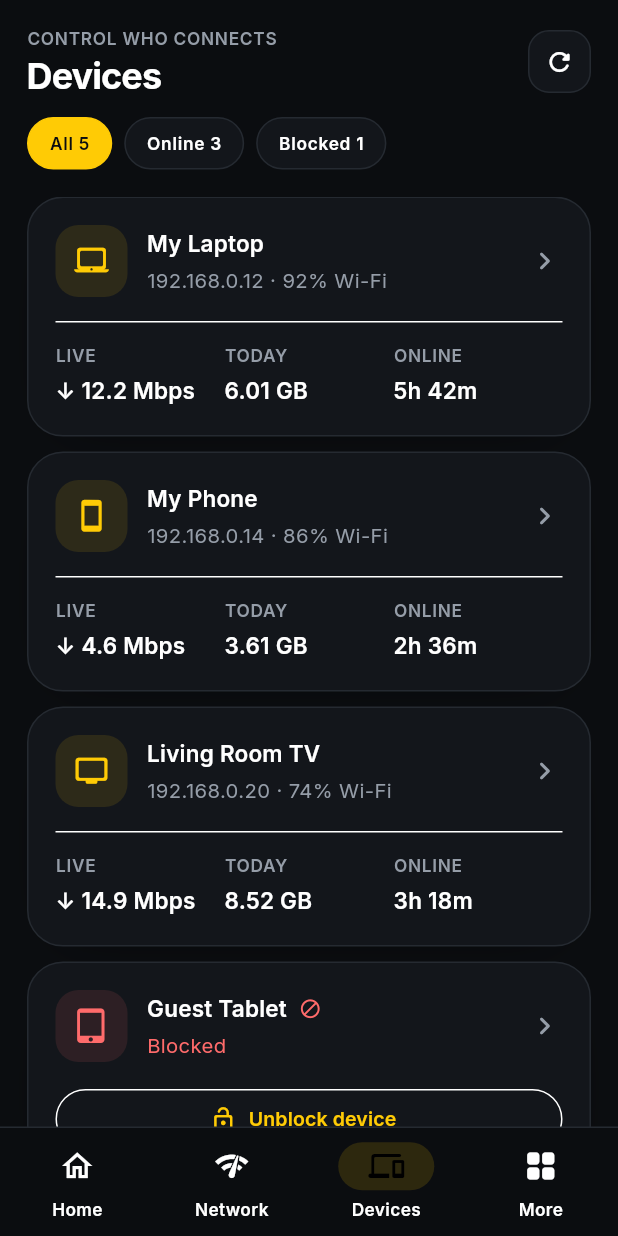
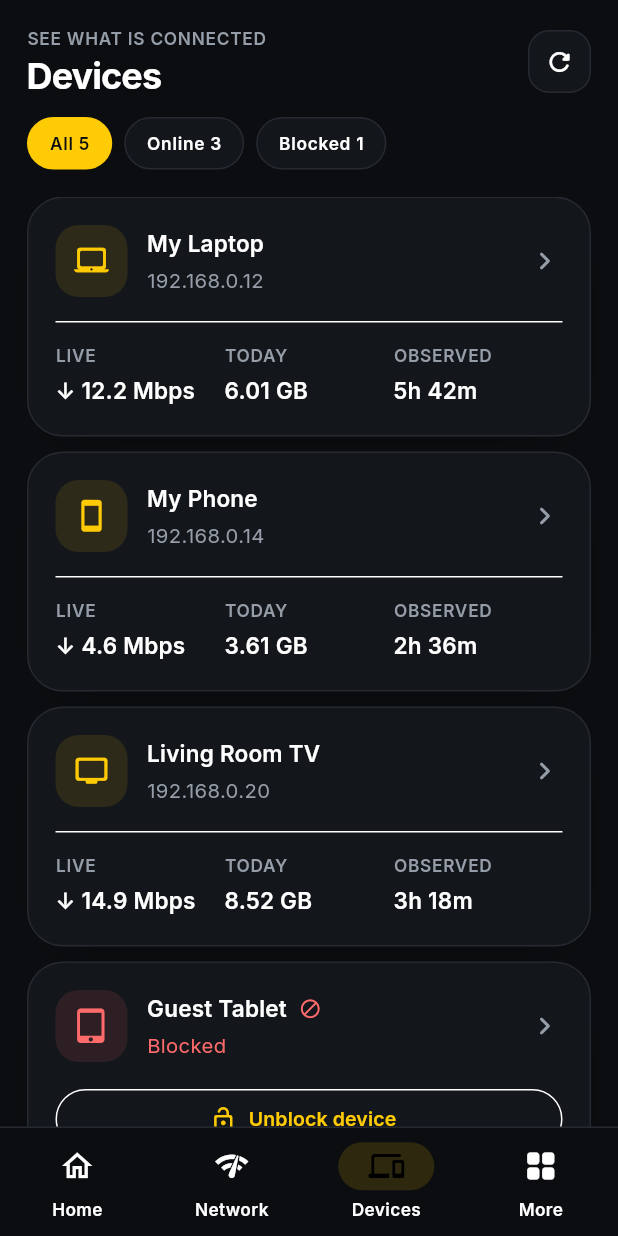
Before and after one commit to drinoayo/flyx-control, a Flutter app: the screen it shows after launch, item 3 of the bottom bar chosen, on a phone screen of 412 x 824 dp. Run offline on Flutter 3.47's test engine with Material 3 defaults, Android fonts, the phone set to English and light mode, and no system bars; our stand-ins replace dio, flutter_secure_storage, google_fonts, sqflite; accounts and stored records are empty; statements that could not run were skipped.

Commit message:
Show verified live device details without fake usage

```diff
--- a/lib/screens/devices_screen.dart
+++ b/lib/screens/devices_screen.dart
@@ -31,7 +31,7 @@ class _DevicesScreenState extends State<DevicesScreen> {
           Padding(
             padding: const EdgeInsets.fromLTRB(18, 18, 18, 14),
             child: AppTopBar(
-              subtitle: 'CONTROL WHO CONNECTS',
+              subtitle: 'SEE WHAT IS CONNECTED',
               title: 'Devices',
               trailing: Container(
                 width: 42,
@@ -53,14 +53,49 @@ class _DevicesScreenState extends State<DevicesScreen> {
             padding: const EdgeInsets.symmetric(horizontal: 18),
             child: Row(
               children: [
-                _FilterChip(label: 'All ${all.length}', selected: filter == 0, onTap: () => setState(() => filter = 0)),
+                _FilterChip(
+                  label: 'All ${all.length}',
+                  selected: filter == 0,
+                  onTap: () => setState(() => filter = 0),
+                ),
                 const SizedBox(width: 8),
-                _FilterChip(label: 'Online ${online.length}', selected: filter == 1, onTap: () => setState(() => filter = 1)),
+                _FilterChip(
+                  label: 'Online ${online.length}',
+                  selected: filter == 1,
+                  onTap: () => setState(() => filter = 1),
+                ),
                 const SizedBox(width: 8),
-                _FilterChip(label: 'Blocked ${blocked.length}', selected: filter == 2, onTap: () => setState(() => filter = 2)),
+                _FilterChip(
+                  label: 'Blocked ${blocked.length}',
+                  selected: filter == 2,
+                  onTap: () => setState(() => filter = 2),
+                ),
               ],
             ),
           ),
+          if (!controller.capabilities.blocking) ...[
+            const SizedBox(height: 12),
+            Padding(
+              padding: const EdgeInsets.symmetric(horizontal: 18),
+              child: Container(
+                width: double.infinity,
+                padding: const EdgeInsets.all(12),
+                decoration: BoxDecoration(
+                  color: FlyxColors.yellow.withValues(alpha: .07),
+                  borderRadius: BorderRadius.circular(14),
+                  border: Border.all(
+                    color: FlyxColors.yellow.withValues(alpha: .16),
+                  ),
+                ),
+                child: Text(
+                  'Connected devices are live. Router-side blocking stays hidden until the MTN firmware exposes a verifiable deny list.',
+                  style: Theme.of(context).textTheme.bodySmall?.copyWith(
+                        color: FlyxColors.muted,
+                      ),
+                ),
+              ),
+            ),
+          ],
           const SizedBox(height: 18),
           Expanded(
             child: visible.isEmpty
@@ -69,7 +104,11 @@ class _DevicesScreenState extends State<DevicesScreen> {
                     padding: const EdgeInsets.fromLTRB(18, 0, 18, 28),
                     itemCount: visible.length,
                     separatorBuilder: (_, __) => const SizedBox(height: 10),
-                    itemBuilder: (context, index) => _DeviceCard(device: visible[index]),
+                    itemBuilder: (context, index) => _DeviceCard(
+                      device: visible[index],
+                      perDeviceTraffic:
+                          controller.capabilities.perDeviceTraffic,
+                    ),
                   ),
           ),
         ],
@@ -79,7 +118,12 @@ class _DevicesScreenState extends State<DevicesScreen> {
 }
 
 class _FilterChip extends StatelessWidget {
-  const _FilterChip({required this.label, required this.selected, required this.onTap});
+  const _FilterChip({
+    required this.label,
+    required this.selected,
+    required this.onTap,
+  });
+
   final String label;
   final bool selected;
   final VoidCallback onTap;
@@ -95,7 +139,9 @@ class _FilterChip extends StatelessWidget {
         decoration: BoxDecoration(
           color: selected ? FlyxColors.yellow : FlyxColors.surface,
           borderRadius: BorderRadius.circular(99),
-          border: Border.all(color: selected ? FlyxColors.yellow : FlyxColors.line),
+          border: Border.all(
+            color: selected ? FlyxColors.yellow : FlyxColors.line,
+          ),
         ),
         child: Text(
           label,
@@ -109,14 +155,26 @@ class _FilterChip extends StatelessWidget {
 }
 
 class _DeviceCard extends StatelessWidget {
-  const _DeviceCard({required this.device});
+  const _DeviceCard({
+    required this.device,
+    required this.perDeviceTraffic,
+  });
+
   final FlyxDevice device;
+  final bool perDeviceTraffic;
 
   @override
   Widget build(BuildContext context) {
+    final connection = [
+      if (device.wifiBand.isNotEmpty) device.wifiBand,
+      if (device.wifiRssiDbm != null) '${device.wifiRssiDbm} dBm',
+    ].join(' · ');
+
     return SurfaceCard(
       onTap: () => Navigator.of(context).push(
-        MaterialPageRoute(builder: (_) => DeviceDetailScreen(deviceId: device.id)),
+        MaterialPageRoute(
+          builder: (_) => DeviceDetailScreen(deviceId: device.id),
+        ),
       ),
       child: Column(
         children: [
@@ -130,10 +188,19 @@ class _DeviceCard extends StatelessWidget {
                   children: [
                     Row(
                       children: [
-                        Flexible(child: Text(device.name, style: Theme.of(context).textTheme.titleMedium)),
+                        Flexible(
+                          child: Text(
+                            device.name,
+                            style: Theme.of(context).textTheme.titleMedium,
+                          ),
+                        ),
                         if (device.blocked) ...[
                           const SizedBox(width: 8),
-                          const Icon(Icons.block_rounded, size: 15, color: FlyxColors.danger),
+                          const Icon(
+                            Icons.block_rounded,
+                            size: 15,
+                            color: FlyxColors.danger,
+                          ),
                         ],
                       ],
                     ),
@@ -142,16 +209,21 @@ class _DeviceCard extends StatelessWidget {
                       device.blocked
                           ? 'Blocked'
                           : device.online
-                              ? '${device.ip} · ${device.signalPercent}% Wi-Fi'
+                              ? '${device.ip}${connection.isEmpty ? '' : ' · $connection'}'
                               : 'Last seen ${_lastSeen(device.lastSeen)}',
                       style: Theme.of(context).textTheme.bodyMedium?.copyWith(
-                            color: device.blocked ? FlyxColors.danger : FlyxColors.muted,
+                            color: device.blocked
+                                ? FlyxColors.danger
+                                : FlyxColors.muted,
                           ),
                     ),
                   ],
                 ),
               ),
-              const Icon(Icons.chevron_right_rounded, color: FlyxColors.muted),
+              const Icon(
+                Icons.chevron_right_rounded,
+                color: FlyxColors.muted,
+              ),
             ],
           ),
           if (device.online && !device.blocked) ...[
@@ -160,9 +232,38 @@ class _DeviceCard extends StatelessWidget {
             const SizedBox(height: 14),
             Row(
               children: [
-                Expanded(child: MetricLabel(label: 'LIVE', value: '↓ ${formatRate(device.rxBytesPerSecond)}')),
-                Expanded(child: MetricLabel(label: 'TODAY', value: formatBytes(device.todayBytes))),
-                Expanded(child: MetricLabel(label: 'ONLINE', value: formatDuration(device.currentSession))),
+                Expanded(
+                  child: perDeviceTraffic
+                      ? MetricLabel(
+                          label: 'LIVE',
+                          value: '↓ ${formatRate(device.rxBytesPerSecond)}',
+                        )
+                      : MetricLabel(
+                          label: 'WI-FI',
+                          value: device.wifiBand.isEmpty
+                              ? 'Connected'
+                              : device.wifiBand,
+                        ),
+                ),
+                Expanded(
+                  child: perDeviceTraffic
+                      ? MetricLabel(
+                          label: 'TODAY',
+                          value: formatBytes(device.todayBytes),
+                        )
+                      : MetricLabel(
+                          label: 'SIGNAL',
+                          value: device.wifiRssiDbm == null
+                              ? '—'
+                              : '${device.wifiRssiDbm} dBm',
+                        ),
+                ),
+                Expanded(
+                  child: MetricLabel(
+                    label: 'OBSERVED',
+                    value: formatDuration(device.currentSession),
+                  ),
+                ),
               ],
             ),
           ] else if (device.blocked) ...[
@@ -176,7 +277,9 @@ class _DeviceCard extends StatelessWidget {
                     await controller.setBlocked(device.id, false);
                   } catch (e) {
                     if (context.mounted) {
-                      ScaffoldMessenger.of(context).showSnackBar(SnackBar(content: Text('$e')));
+                      ScaffoldMessenger.of(context).showSnackBar(
+                        SnackBar(content: Text('$e')),
+                      );
                     }
                   }
                 },
@@ -210,14 +313,25 @@ class _EmptyDevices extends StatelessWidget {
         child: Column(
           mainAxisSize: MainAxisSize.min,
           children: [
-            const Icon(Icons.devices_other_rounded, color: FlyxColors.muted, size: 42),
+            const Icon(
+              Icons.devices_other_rounded,
+              color: FlyxColors.muted,
+              size: 42,
+            ),
             const SizedBox(height: 14),
-            Text(filter == 2 ? 'No blocked devices' : 'No devices found', style: Theme.of(context).textTheme.titleLarge),
+            Text(
+              filter == 2 ? 'No blocked devices' : 'No devices found',
+              style: Theme.of(context).textTheme.titleLarge,
+            ),
             const SizedBox(height: 7),
             Text(
-              filter == 2 ? 'Devices you block will stay visible here.' : 'Connect a device to FlyX and it will appear here.',
+              filter == 2
+                  ? 'Blocked devices will stay visible here once router-side blocking is verified.'
+                  : 'Connect a device to FlyX and it will appear here.',
               textAlign: TextAlign.center,
-              style: Theme.of(context).textTheme.bodyMedium?.copyWith(color: FlyxColors.muted),
+              style: Theme.of(context).textTheme.bodyMedium?.copyWith(
+                    color: FlyxColors.muted,
+                  ),
             ),
           ],
         ),
```
